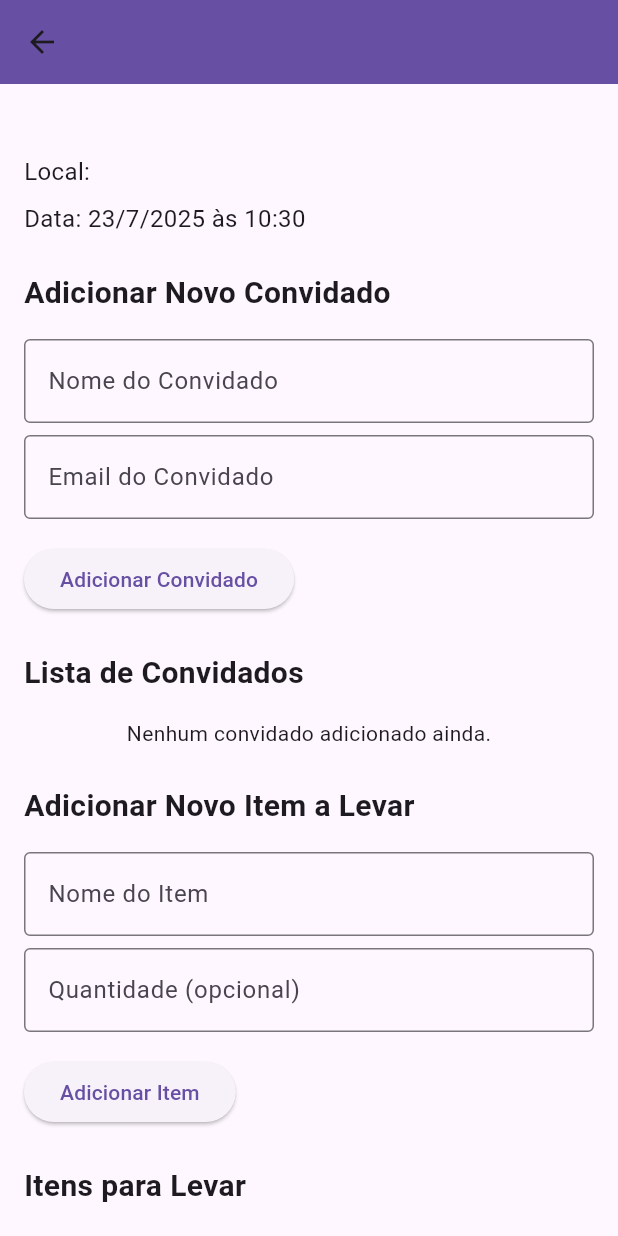
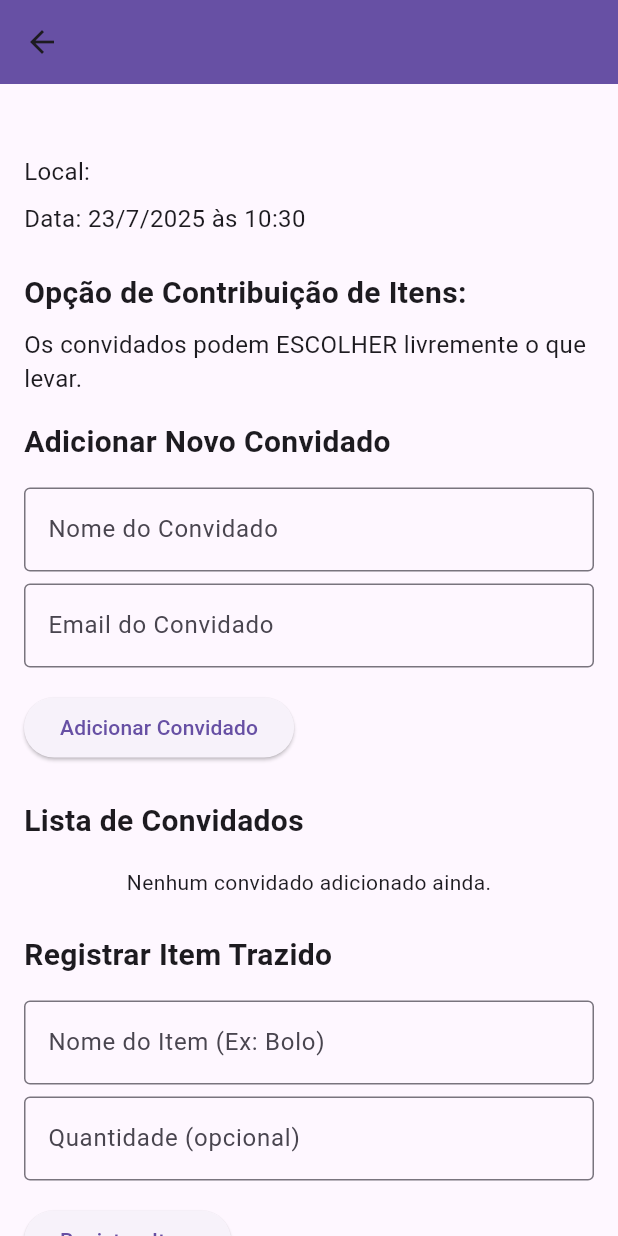
Before and after one commit to amaro-netto/party_planner, a Flutter app: the EventDetailsScreen screen opened directly with empty values, on a phone screen of 412 x 824 dp. Run offline on Flutter 3.47's test engine with Material 3 defaults, Android fonts, the phone set to English and light mode, and no system bars.

```diff
--- a/lib/screens/event_details_screen.dart
+++ b/lib/screens/event_details_screen.dart
@@ -1,12 +1,12 @@
 // lib/screens/event_details_screen.dart
 import 'package:flutter/material.dart';
-import 'package:party_planner/models/event.dart';
-import 'package:party_planner/models/guest.dart';
-import 'package:party_planner/models/item.dart';
-import 'package:party_planner/services/event_service.dart';
+import 'package:party_planner/models/event.dart'; // Importa o modelo de Evento
+import 'package:party_planner/models/guest.dart'; // Importa o modelo de Convidado
+import 'package:party_planner/models/item.dart';   // Importa o modelo de Item
+import 'package:party_planner/services/event_service.dart'; // Importa o serviço de Eventos
 
 class EventDetailsScreen extends StatefulWidget {
-  final Event event;
+  final Event event; // O evento que será exibido nesta tela.
 
   const EventDetailsScreen({required this.event, super.key});
 
@@ -15,13 +15,15 @@ class EventDetailsScreen extends StatefulWidget {
 }
 
 class _EventDetailsScreenState extends State<EventDetailsScreen> {
-  final EventService _eventService = EventService();
-  late Future<List<Guest>> _guestsFuture;
-  late Future<List<Item>> _itemsFuture;
+  final EventService _eventService = EventService(); // Instância do serviço de eventos
+  late Future<List<Guest>> _guestsFuture; // Future para a lista de convidados
+  late Future<List<Item>> _itemsFuture;   // Future para a lista de itens que os convidados se comprometeram a levar
 
+  // Um TextEditingController para adicionar novos convidados rapidamente.
   final TextEditingController _newGuestNameController = TextEditingController();
   final TextEditingController _newGuestEmailController = TextEditingController();
 
+  // Um TextEditingController para adicionar novos itens a levar (para o anfitrião, em "predefinedList" ou para acompanhamento).
   final TextEditingController _newItemNameController = TextEditingController();
   final TextEditingController _newItemQuantityController = TextEditingController();
 
@@ -29,9 +31,11 @@ class _EventDetailsScreenState extends State<EventDetailsScreen> {
   @override
   void initState() {
     super.initState();
+    // Carrega os convidados e itens quando a tela é iniciada.
     _loadEventData();
   }
 
+  // Método para carregar (ou recarregar) os dados do evento (convidados e itens).
   void _loadEventData() {
     setState(() {
       _guestsFuture = _eventService.getGuestsForEvent(widget.event.id);
@@ -39,6 +43,7 @@ class _EventDetailsScreenState extends State<EventDetailsScreen> {
     });
   }
 
+  // Método para adicionar um novo convidado (simulado).
   void _addNewGuest() async {
     if (_newGuestNameController.text.isEmpty || _newGuestEmailController.text.isEmpty) {
       ScaffoldMessenger.of(context).showSnackBar(
@@ -58,10 +63,11 @@ class _EventDetailsScreenState extends State<EventDetailsScreen> {
     if (success) {
       _newGuestNameController.clear();
       _newGuestEmailController.clear();
-      _loadEventData();
+      _loadEventData(); // Recarrega a lista de convidados
       ScaffoldMessenger.of(context).showSnackBar(
         const SnackBar(content: Text('Convidado adicionado com sucesso!')),
       );
+      // Opcional: Fechar o teclado.
       FocusScope.of(context).unfocus();
     } else {
       ScaffoldMessenger.of(context).showSnackBar(
@@ -70,7 +76,10 @@ class _EventDetailsScreenState extends State<EventDetailsScreen> {
     }
   }
 
-  void _addNewItem() async {
+  // Método para adicionar um novo item (simulado).
+  // Este item é para o anfitrião adicionar à lista de "itens que os convidados se comprometeram a trazer"
+  // ou para um controle interno. Não é para a lista pré-definida do evento.
+  void _addNewItemToCommittedList() async {
     if (_newItemNameController.text.isEmpty) {
       ScaffoldMessenger.of(context).showSnackBar(
         const SnackBar(content: Text('Nome do item é obrigatório!')),
@@ -89,7 +98,7 @@ class _EventDetailsScreenState extends State<EventDetailsScreen> {
     if (success) {
       _newItemNameController.clear();
       _newItemQuantityController.clear();
-      _loadEventData();
+      _loadEventData(); // Recarrega a lista de itens
       ScaffoldMessenger.of(context).showSnackBar(
         const SnackBar(content: Text('Item adicionado com sucesso!')),
       );
@@ -101,6 +110,7 @@ class _EventDetailsScreenState extends State<EventDetailsScreen> {
     }
   }
 
+  // Widget para exibir a lista de convidados
   Widget _buildGuestList() {
     return FutureBuilder<List<Guest>>(
       future: _guestsFuture,
@@ -114,8 +124,8 @@ class _EventDetailsScreenState extends State<EventDetailsScreen> {
         } else {
           final guests = snapshot.data!;
           return ListView.builder(
-            shrinkWrap: true,
-            physics: const NeverScrollableScrollPhysics(),
+            shrinkWrap: true, // Importante para ListView aninhado dentro de Column
+            physics: const NeverScrollableScrollPhysics(), // Desabilita o scroll da lista interna
             itemCount: guests.length,
             itemBuilder: (context, index) {
               final guest = guests[index];
@@ -137,6 +147,7 @@ class _EventDetailsScreenState extends State<EventDetailsScreen> {
                   trailing: Checkbox(
                     value: guest.isAttending,
                     onChanged: (bool? newValue) async {
+                      // Simula a atualização do status de presença
                       final updatedGuest = Guest(
                         id: guest.id,
                         name: guest.name,
@@ -146,10 +157,11 @@ class _EventDetailsScreenState extends State<EventDetailsScreen> {
                         itemBringing: guest.itemBringing,
                       );
                       await _eventService.updateGuest(widget.event.id, updatedGuest);
-                      _loadEventData();
+                      _loadEventData(); // Recarrega a lista após a atualização
                     },
                   ),
                   onTap: () {
+                    // TODO: Implementar edição detalhada do convidado
                     ScaffoldMessenger.of(context).showSnackBar(
                       SnackBar(content: Text('Editar detalhes de ${guest.name}')),
                     );
@@ -163,7 +175,8 @@ class _EventDetailsScreenState extends State<EventDetailsScreen> {
     );
   }
 
-  Widget _buildItemList() {
+  // Widget para exibir a lista de itens que os convidados se comprometeram a trazer
+  Widget _buildCommittedItemList() {
     return FutureBuilder<List<Item>>(
       future: _itemsFuture,
       builder: (context, snapshot) {
@@ -186,11 +199,12 @@ class _EventDetailsScreenState extends State<EventDetailsScreen> {
                 child: ListTile(
                   title: Text(item.name),
                   subtitle: item.quantityNeeded != null
-                      ? Text('Quantidade Necessária: ${item.quantityNeeded}')
+                      ? Text('Quantidade Trazida: ${item.quantityNeeded}') // Mudei para 'Trazida'
                       : null,
                   trailing: IconButton(
                     icon: const Icon(Icons.delete),
                     onPressed: () {
+                      // TODO: Implementar exclusão de item
                       ScaffoldMessenger.of(context).showSnackBar(
                         SnackBar(content: Text('Deletar item: ${item.name}')),
                       );
@@ -205,18 +219,36 @@ class _EventDetailsScreenState extends State<EventDetailsScreen> {
     );
   }
 
+  // Método para obter a descrição da opção de contribuição
+  String _getContributionOptionDescription(ItemContributionOption option) {
+    switch (option) {
+      case ItemContributionOption.predefinedList:
+        return 'O anfitrião faz uma lista do que precisa.';
+      case ItemContributionOption.none:
+        return 'Os convidados NÃO precisam levar nada.';
+      case ItemContributionOption.guestChooses:
+        return 'Os convidados podem ESCOLHER livremente o que levar.';
+      default:
+        return 'Opção desconhecida.';
+    }
+  }
+
   @override
   Widget build(BuildContext context) {
+    // Obtenha a opção de contribuição do evento.
+    final ItemContributionOption currentOption = widget.event.contributionOption;
+
     return Scaffold(
       appBar: AppBar(
-        title: Text(widget.event.title),
+        title: Text(widget.event.title), // Título da AppBar é o nome do evento
         backgroundColor: Theme.of(context).primaryColor,
       ),
-      body: SingleChildScrollView(
+      body: SingleChildScrollView( // Permite rolar toda a tela de detalhes
         padding: const EdgeInsets.all(16.0),
         child: Column(
           crossAxisAlignment: CrossAxisAlignment.start,
           children: <Widget>[
+            // Detalhes do Evento
             Text(
               widget.event.description,
               style: const TextStyle(fontSize: 16),
@@ -233,6 +265,46 @@ class _EventDetailsScreenState extends State<EventDetailsScreen> {
             ),
             const SizedBox(height: 24),
 
+            // NOVO: Seção da Opção de Contribuição de Itens
+            const Text(
+              'Opção de Contribuição de Itens:',
+              style: TextStyle(fontSize: 20, fontWeight: FontWeight.bold),
+            ),
+            const SizedBox(height: 8),
+            Text(
+              _getContributionOptionDescription(currentOption), // Mostra a descrição da opção
+              style: const TextStyle(fontSize: 16),
+            ),
+            const SizedBox(height: 16),
+
+            // NOVO: Lista de Itens Pré-definidos (se a opção for 'predefinedList')
+            if (currentOption == ItemContributionOption.predefinedList && widget.event.predefinedItems.isNotEmpty)
+              Column(
+                crossAxisAlignment: CrossAxisAlignment.start,
+                children: [
+                  const Text(
+                    'Itens Sugeridos pelo Anfitrião:',
+                    style: TextStyle(fontSize: 20, fontWeight: FontWeight.bold),
+                  ),
+                  const SizedBox(height: 8),
+                  // Exibe os itens pré-definidos do evento
+                  ListView.builder(
+                    shrinkWrap: true,
+                    physics: const NeverScrollableScrollPhysics(),
+                    itemCount: widget.event.predefinedItems.length,
+                    itemBuilder: (context, index) {
+                      final item = widget.event.predefinedItems[index];
+                      return Padding(
+                        padding: const EdgeInsets.symmetric(vertical: 4.0),
+                        child: Text('• $item', style: const TextStyle(fontSize: 16)),
+                      );
+                    },
+                  ),
+                  const SizedBox(height: 24),
+                ],
+              ),
+
+            // Seção Adicionar Convidado (mantida para o anfitrião)
             const Text(
               'Adicionar Novo Convidado',
               style: TextStyle(fontSize: 20, fontWeight: FontWeight.bold),
@@ -261,23 +333,25 @@ class _EventDetailsScreenState extends State<EventDetailsScreen> {
             ),
             const SizedBox(height: 24),
 
+            // Seção Lista de Convidados
             const Text(
               'Lista de Convidados',
               style: TextStyle(fontSize: 20, fontWeight: FontWeight.bold),
             ),
             const SizedBox(height: 16),
-            _buildGuestList(),
+            _buildGuestList(), // Chama o widget que constrói a lista de convidados
             const SizedBox(height: 24),
 
+            // Seção Adicionar Item (para o anfitrião, para controle interno de itens trazidos)
             const Text(
-              'Adicionar Novo Item a Levar',
+              'Registrar Item Trazido', // Mudei o título
               style: TextStyle(fontSize: 20, fontWeight: FontWeight.bold),
             ),
             const SizedBox(height: 16),
             TextField(
               controller: _newItemNameController,
               decoration: const InputDecoration(
-                labelText: 'Nome do Item',
+                labelText: 'Nome do Item (Ex: Bolo)',
                 border: OutlineInputBorder(),
               ),
             ),
@@ -292,17 +366,18 @@ class _EventDetailsScreenState extends State<EventDetailsScreen> {
             ),
             const SizedBox(height: 16),
             ElevatedButton(
-              onPressed: _addNewItem,
-              child: const Text('Adicionar Item'),
+              onPressed: _addNewItemToCommittedList, // Mudamos o nome do método
+              child: const Text('Registrar Item'), // Mudei o texto do botão
             ),
             const SizedBox(height: 24),
 
+            // Seção Lista de Itens que os convidados se comprometeram a trazer
             const Text(
-              'Itens para Levar',
+              'Itens que os Convidados Vão Trazer:', // Mudei o título
               style: TextStyle(fontSize: 20, fontWeight: FontWeight.bold),
             ),
             const SizedBox(height: 16),
-            _buildItemList(),
+            _buildCommittedItemList(), // Chama o widget que constrói a lista de itens
           ],
         ),
       ),
```
Also changed, not shown: lib/screens/event_creation_screen.dart (+12 -15 lines), lib/services/notification_service.dart (added, +46 -0 lines).
